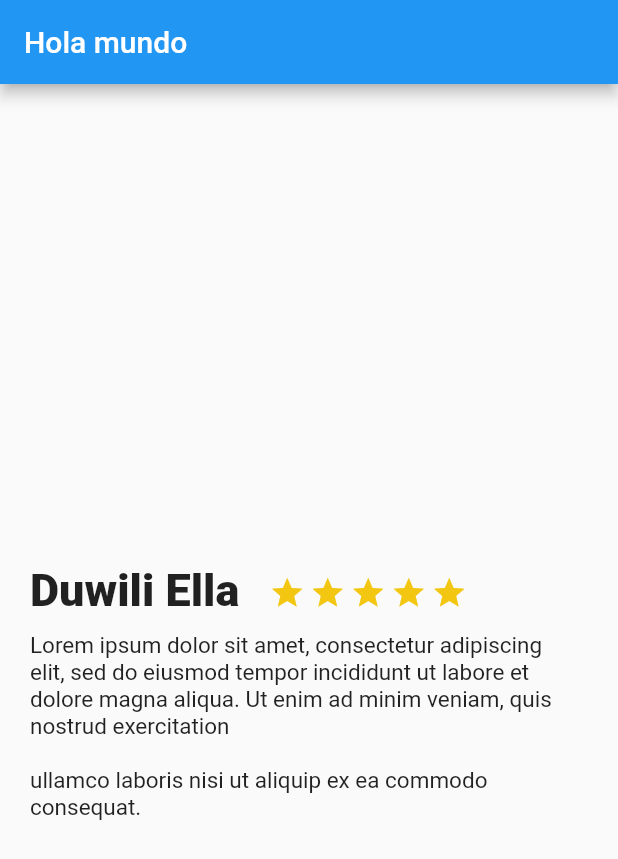
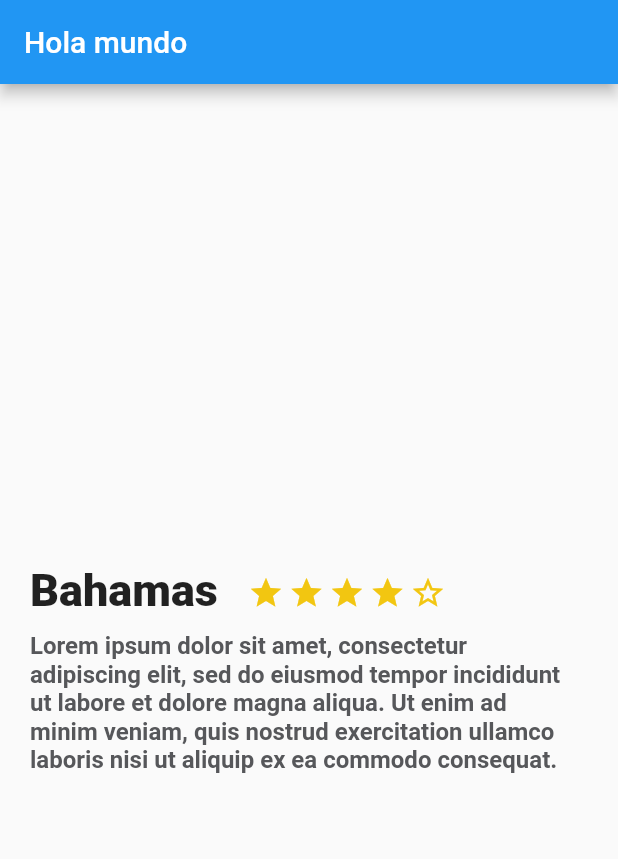
Before and after one commit to RubenToroG/platzi_trips_app, a Flutter app: the screen it shows after launch, on a phone screen of 412 x 824 dp. Shown: the top 859 px of the screen. Run offline on Flutter 3.47's test engine with Material 2 defaults, Android fonts, the phone set to English and light mode, and no system bars.

Commit message:
Seccion descriotion, dinamismo con variables para los textos

```diff
--- a/lib/description_place.dart
+++ b/lib/description_place.dart
@@ -4,9 +4,29 @@ import 'package:flutter/material.dart';
 import 'package:flutter/widgets.dart';
 
 class DescriptionPlace extends StatelessWidget {
+  String namePlace;
+  int stars;
+  String descriptionPlace;
+
+  DescriptionPlace(this.namePlace, this.stars, this.descriptionPlace);
+
   @override
   Widget build(BuildContext context) {
     //TODO: implement build
+
+    final star_half = Container(
+        margin: EdgeInsets.only(top: 323.0, right: 3.0),
+        child: Icon(
+          Icons.star_half,
+          color: Color(0xFFf2C611),
+        ));
+
+    final star_border = Container(
+        margin: EdgeInsets.only(top: 323.0, right: 3.0),
+        child: Icon(
+          Icons.star_border,
+          color: Color(0xFFf2C611),
+        ));
 
     final star = Container(
         margin: EdgeInsets.only(top: 323.0, right: 3.0),
@@ -23,28 +43,26 @@ class DescriptionPlace extends StatelessWidget {
           right: 20.0,
         ),
         child: Text(
-          "Duwili Ella",
+          namePlace,
           style: TextStyle(fontSize: 30.0, fontWeight: FontWeight.w900),
           textAlign: TextAlign.left,
         ),
       ),
       Row(
-        children: <Widget>[star, star, star, star, star],
+        children: <Widget>[star, star, star, star, star_border],
       )
     ]);
     final descrip = Container(
       margin: EdgeInsets.only(top: 10.0, left: 20.0, right: 30.0),
-      child: Text('''
-Lorem ipsum dolor sit amet, consectetur adipiscing elit, sed do eiusmod tempor incididunt ut labore et dolore magna aliqua. Ut enim ad minim veniam, quis nostrud exercitation
-
-ullamco laboris nisi ut aliquip ex ea commodo consequat.''',
-          style: TextStyle(fontSize: 15.0)),
+      child: Text(descriptionPlace,
+          style: TextStyle(
+              fontSize: 16.0,
+              fontWeight: FontWeight.bold,
+              color: Color(0xFF56575a))),
     );
 
-    final description_place = Column(
+    return Column(
       children: <Widget>[title_stars, descrip],
     );
-
-    return description_place;
   }
 }
--- a/lib/main.dart
+++ b/lib/main.dart
@@ -7,6 +7,9 @@ void main() {
 
 class MyApp extends StatelessWidget {
   // This widget is the root of your application.
+  String descriptionDummy =
+      "Lorem ipsum dolor sit amet, consectetur adipiscing elit, sed do eiusmod tempor incididunt ut labore et dolore magna aliqua. Ut enim ad minim veniam, quis nostrud exercitation ullamco laboris nisi ut aliquip ex ea commodo consequat.";
+
   @override
   Widget build(BuildContext context) {
     return MaterialApp(
@@ -27,7 +30,7 @@ class MyApp extends StatelessWidget {
           appBar: AppBar(
             title: Text("Hola mundo"),
           ),
-          body: new DescriptionPlace(),
+          body: new DescriptionPlace("Bahamas", 4, descriptionDummy),
         ));
   }
 }
```
